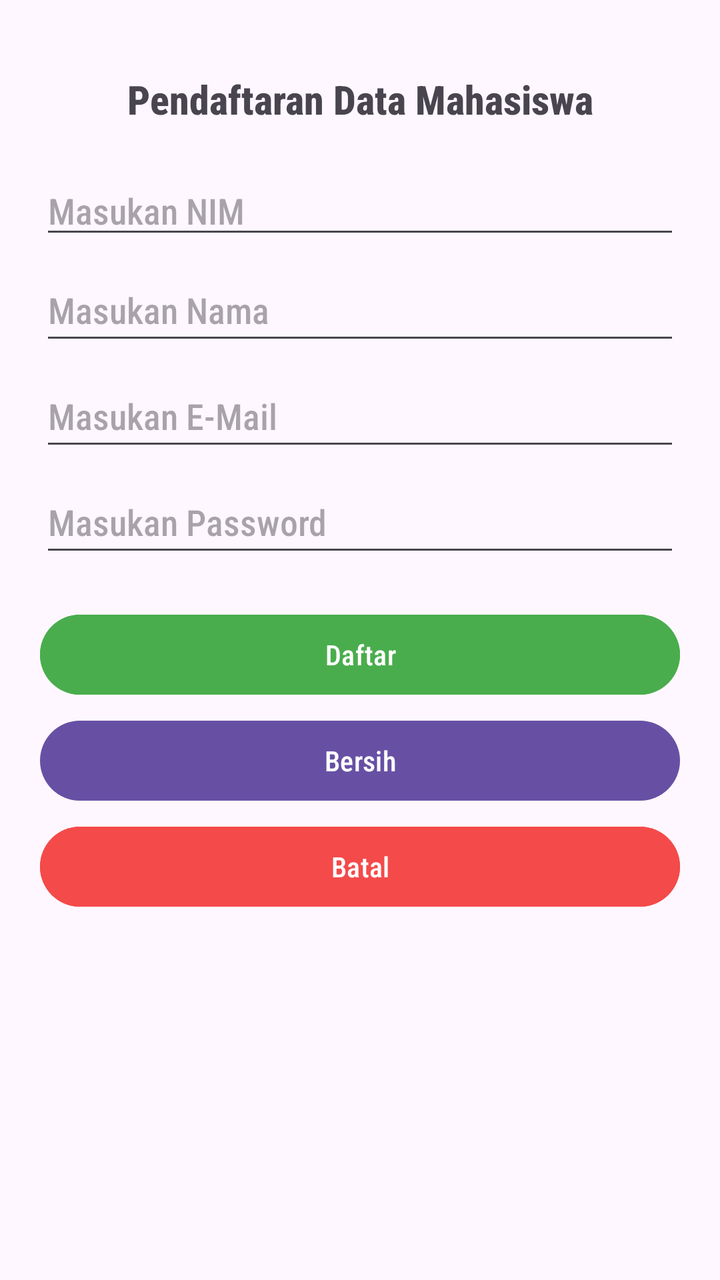
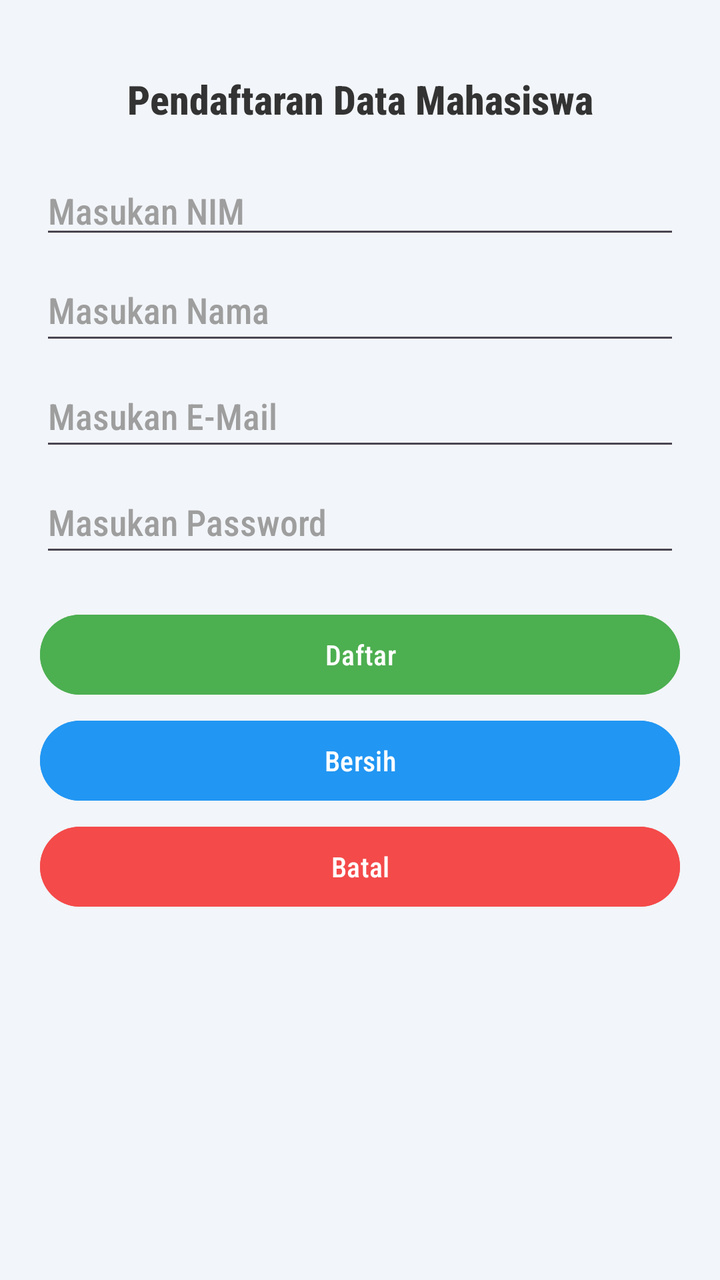

Screens rendered from an Android XML layout before and after an edit, with the pre-edit source and the edit as a unified diff.
<!-- AndroidManifest.xml: application theme Theme.PraktikumMP_G111240035_AgungSlametRiyadi -->
<!-- res/layout/activity_daftar_mahasiswa.xml -->
<?xml version="1.0" encoding="utf-8"?>
<androidx.constraintlayout.widget.ConstraintLayout
    xmlns:android="http://schemas.android.com/apk/res/android"
    xmlns:tools="http://schemas.android.com/tools"
    xmlns:app="http://schemas.android.com/apk/res-auto"
    android:id="@+id/main"
    android:layout_width="match_parent"
    android:layout_height="match_parent"
    tools:context=".DaftarMahasiswa">

    <TextView
        android:id="@+id/txtJudulDaftar"
        android:layout_width="wrap_content"
        android:layout_height="wrap_content"
        android:layout_marginStart="88dp"
        android:layout_marginTop="36dp"
        android:layout_marginEnd="88dp"
        android:fontFamily="sans-serif-condensed-medium"
        android:text="Pendaftaran Data Mahasiswa"
        android:textSize="20sp"
        android:textStyle="bold"
        app:layout_constraintEnd_toEndOf="parent"
        app:layout_constraintStart_toStartOf="parent"
        app:layout_constraintTop_toTopOf="parent" />

    <EditText
        android:id="@+id/inputDaftarNIM"
        android:layout_width="0dp"
        android:layout_height="wrap_content"
        android:layout_marginStart="20dp"
        android:layout_marginTop="20dp"
        android:layout_marginEnd="20dp"
        android:ems="10"
        android:fontFamily="sans-serif-condensed-medium"
        android:hint="Masukan NIM"
        android:inputType="text"
        app:layout_constraintEnd_toEndOf="parent"
        app:layout_constraintStart_toStartOf="parent"
        app:layout_constraintTop_toBottomOf="@+id/txtJudulDaftar"
        tools:ignore="TouchTargetSizeCheck" />

    <EditText
        android:id="@+id/inputDaftarNama"
        android:layout_width="0dp"
        android:layout_height="wrap_content"
        android:layout_marginStart="20dp"
        android:layout_marginTop="5dp"
        android:layout_marginEnd="20dp"
        android:ems="10"
        android:fontFamily="sans-serif-condensed-medium"
        android:hint="Masukan Nama"
        android:inputType="text"
        android:minHeight="48dp"
        app:layout_constraintEnd_toEndOf="parent"
        app:layout_constraintStart_toStartOf="parent"
        app:layout_constraintTop_toBottomOf="@+id/inputDaftarNIM" />

    <EditText
        android:id="@+id/inputDaftarEmail"
        android:layout_width="0dp"
        android:layout_height="wrap_content"
        android:layout_marginStart="20dp"
        android:layout_marginTop="5dp"
        android:layout_marginEnd="20dp"
        android:ems="10"
        android:fontFamily="sans-serif-condensed-medium"
        android:hint="Masukan E-Mail"
        android:inputType="textEmailAddress"
        android:minHeight="48dp"
        app:layout_constraintEnd_toEndOf="parent"
        app:layout_constraintStart_toStartOf="parent"
        app:layout_constraintTop_toBottomOf="@+id/inputDaftarNama" />

    <EditText
        android:id="@+id/inputDaftarPassword"
        android:layout_width="0dp"
        android:layout_height="wrap_content"
        android:layout_marginStart="20dp"
        android:layout_marginTop="5dp"
        android:layout_marginEnd="20dp"
        android:ems="10"
        android:fontFamily="sans-serif-condensed-medium"
        android:hint="Masukan Password"
        android:inputType="textPassword"
        android:minHeight="48dp"
        app:layout_constraintEnd_toEndOf="parent"
        app:layout_constraintStart_toStartOf="parent"
        app:layout_constraintTop_toBottomOf="@+id/inputDaftarEmail" />

    <Button
        android:id="@+id/btnAksiDaftar"
        android:layout_width="0dp"
        android:layout_height="wrap_content"
        android:layout_marginStart="20dp"
        android:layout_marginTop="20dp"
        android:layout_marginEnd="20dp"
        android:backgroundTint="#4AAD4D"
        android:fontFamily="sans-serif-condensed-medium"
        android:text="Daftar"
        app:layout_constraintEnd_toEndOf="parent"
        app:layout_constraintStart_toStartOf="parent"
        app:layout_constraintTop_toBottomOf="@+id/inputDaftarPassword" />

    <Button
        android:id="@+id/btnAksiBersih"
        android:layout_width="0dp"
        android:layout_height="wrap_content"
        android:layout_marginStart="20dp"
        android:layout_marginTop="5dp"
        android:layout_marginEnd="20dp"
        android:fontFamily="sans-serif-condensed-medium"
        android:text="Bersih"
        app:layout_constraintEnd_toEndOf="parent"
        app:layout_constraintStart_toStartOf="parent"
        app:layout_constraintTop_toBottomOf="@+id/btnAksiDaftar" />

    <Button
        android:id="@+id/btnAksiBatal"
        android:layout_width="0dp"
        android:layout_height="wrap_content"
        android:layout_marginStart="20dp"
        android:layout_marginTop="5dp"
        android:layout_marginEnd="20dp"
        android:backgroundTint="#F44A4A"
        android:fontFamily="sans-serif-condensed-medium"
        android:text="Batal"
        app:layout_constraintEnd_toEndOf="parent"
        app:layout_constraintStart_toStartOf="parent"
        app:layout_constraintTop_toBottomOf="@+id/btnAksiBersih" />
</androidx.constraintlayout.widget.ConstraintLayout>
<!-- resources referenced by this layout -->
<resources>
  <style name="Theme.PraktikumMP_G111240035_AgungSlametRiyadi" parent="Base.Theme.PraktikumMP_G111240035_AgungSlametRiyadi" />
  <style name="Base.Theme.PraktikumMP_G111240035_AgungSlametRiyadi" parent="Theme.Material3.DayNight.NoActionBar">
          
          
      </style>
</resources>

<!-- the commit's change to res/layout/activity_daftar_mahasiswa.xml (unified diff, before → after) -->
@@ -6,17 +6,19 @@
     android:id="@+id/main"
     android:layout_width="match_parent"
     android:layout_height="match_parent"
+    android:background="#F2F5F9"
     tools:context=".DaftarMahasiswa">
 
     <TextView
         android:id="@+id/txtJudulDaftar"
         android:layout_width="wrap_content"
         android:layout_height="wrap_content"
-        android:layout_marginStart="88dp"
+        android:layout_marginStart="32dp"
         android:layout_marginTop="36dp"
-        android:layout_marginEnd="88dp"
+        android:layout_marginEnd="32dp"
         android:fontFamily="sans-serif-condensed-medium"
         android:text="Pendaftaran Data Mahasiswa"
+        android:textColor="#333333"
         android:textSize="20sp"
         android:textStyle="bold"
         app:layout_constraintEnd_toEndOf="parent"
@@ -34,6 +36,8 @@
         android:fontFamily="sans-serif-condensed-medium"
         android:hint="Masukan NIM"
         android:inputType="text"
+        android:textColor="#000000"
+        android:textColorHint="#9E9E9E"
         app:layout_constraintEnd_toEndOf="parent"
         app:layout_constraintStart_toStartOf="parent"
         app:layout_constraintTop_toBottomOf="@+id/txtJudulDaftar"
@@ -51,6 +55,8 @@
         android:hint="Masukan Nama"
         android:inputType="text"
         android:minHeight="48dp"
+        android:textColor="#000000"
+        android:textColorHint="#9E9E9E"
         app:layout_constraintEnd_toEndOf="parent"
         app:layout_constraintStart_toStartOf="parent"
         app:layout_constraintTop_toBottomOf="@+id/inputDaftarNIM" />
@@ -67,6 +73,8 @@
         android:hint="Masukan E-Mail"
         android:inputType="textEmailAddress"
         android:minHeight="48dp"
+        android:textColor="#000000"
+        android:textColorHint="#9E9E9E"
         app:layout_constraintEnd_toEndOf="parent"
         app:layout_constraintStart_toStartOf="parent"
         app:layout_constraintTop_toBottomOf="@+id/inputDaftarNama" />
@@ -83,6 +91,8 @@
         android:hint="Masukan Password"
         android:inputType="textPassword"
         android:minHeight="48dp"
+        android:textColor="#000000"
+        android:textColorHint="#9E9E9E"
         app:layout_constraintEnd_toEndOf="parent"
         app:layout_constraintStart_toStartOf="parent"
         app:layout_constraintTop_toBottomOf="@+id/inputDaftarEmail" />
@@ -94,9 +104,10 @@
         android:layout_marginStart="20dp"
         android:layout_marginTop="20dp"
         android:layout_marginEnd="20dp"
-        android:backgroundTint="#4AAD4D"
+        android:backgroundTint="#4CAF50"
         android:fontFamily="sans-serif-condensed-medium"
         android:text="Daftar"
+        android:textColor="#FFFFFF"
         app:layout_constraintEnd_toEndOf="parent"
         app:layout_constraintStart_toStartOf="parent"
         app:layout_constraintTop_toBottomOf="@+id/inputDaftarPassword" />
@@ -108,8 +119,10 @@
         android:layout_marginStart="20dp"
         android:layout_marginTop="5dp"
         android:layout_marginEnd="20dp"
+        android:backgroundTint="#2196F3"
         android:fontFamily="sans-serif-condensed-medium"
         android:text="Bersih"
+        android:textColor="#FFFFFF"
         app:layout_constraintEnd_toEndOf="parent"
         app:layout_constraintStart_toStartOf="parent"
         app:layout_constraintTop_toBottomOf="@+id/btnAksiDaftar" />
@@ -124,7 +137,9 @@
         android:backgroundTint="#F44A4A"
         android:fontFamily="sans-serif-condensed-medium"
         android:text="Batal"
+        android:textColor="#FFFFFF"
         app:layout_constraintEnd_toEndOf="parent"
         app:layout_constraintStart_toStartOf="parent"
         app:layout_constraintTop_toBottomOf="@+id/btnAksiBersih" />
+
 </androidx.constraintlayout.widget.ConstraintLayout>
